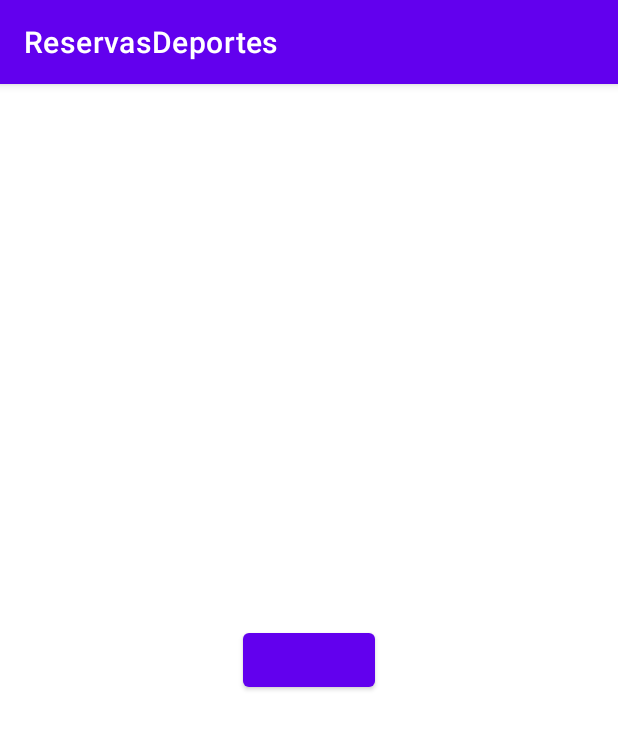
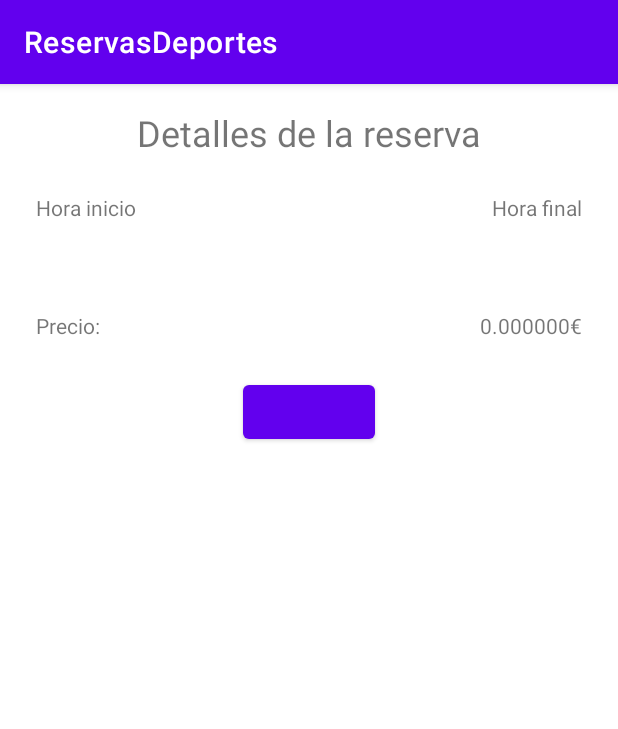
Before and after one commit to IvanAmor98/ReservasDeportes, an Android app: the PaypalActivity screen opened directly, with no data from a screen before it, on a phone screen of 412 x 824 dp. Shown: the top 729 px of the screen. Run offline under Robolectric (Android 15) with nearby library versions, the phone set to English and light mode, and no system bars; our stand-ins replace Volley; libraries missing offline, so code that uses them is left out: com.paypal.checkout; plain views replace PayPalButton; 7 statements that could not run were skipped.

Commit message:
Fixed paypal payment

```diff
--- a/app/src/main/java/com/example/reservasdeportes/App.java
+++ b/app/src/main/java/com/example/reservasdeportes/App.java
@@ -9,7 +9,6 @@ import androidx.annotation.RequiresApi;
 import com.paypal.checkout.PayPalCheckout;
 import com.paypal.checkout.config.CheckoutConfig;
 import com.paypal.checkout.config.Environment;
-import com.paypal.checkout.config.SettingsConfig;
 import com.paypal.checkout.createorder.CurrencyCode;
 import com.paypal.checkout.createorder.UserAction;
 
--- a/app/src/main/java/com/example/reservasdeportes/ui/booking/BookingActivity.java
+++ b/app/src/main/java/com/example/reservasdeportes/ui/booking/BookingActivity.java
@@ -104,7 +104,7 @@ public class BookingActivity extends AppCompatActivity implements DatePickerDial
             bookingDTO.setDate(selectedDate);
             bookingDTO.setTimeFrom(selectedTime.getTimeFrom());
             bookingDTO.setTimeTo(selectedTime.getTimeTo());
-            bookingDTO.setPayed(false);
+            bookingDTO.setPaid(false);
 
             bookingService.saveAppointment(this, TAG, bookingDTO, new ServerCallback() {
                 @Override
--- a/app/src/main/java/com/example/reservasdeportes/ui/booking/BookingListActivity.java
+++ b/app/src/main/java/com/example/reservasdeportes/ui/booking/BookingListActivity.java
@@ -64,7 +64,7 @@ public class BookingListActivity extends AppCompatActivity {
                                 new int[]{from.get(Calendar.YEAR), from.get(Calendar.MONTH), from.get(Calendar.DAY_OF_MONTH)},
                                 new int[]{from.get(Calendar.HOUR_OF_DAY), from.get(Calendar.MINUTE)},
                                 new int[]{to.get(Calendar.HOUR_OF_DAY), to.get(Calendar.MINUTE)},
-                                object.getBoolean("payed")
+                                object.getBoolean("paid")
                         ));
                     }
                     adapter.notifyDataSetChanged();
--- a/app/src/main/java/com/example/reservasdeportes/ui/booking/BookingListAdapter.java
+++ b/app/src/main/java/com/example/reservasdeportes/ui/booking/BookingListAdapter.java
@@ -76,7 +76,7 @@ public class BookingListAdapter extends ArrayAdapter<BookingDTO> {
                     bookingDTO.getTimeTo()[1])); }
 
             if (btnPay != null) {
-                if (bookingDTO.isPayed()) {
+                if (bookingDTO.isPaid()) {
                     btnPay.setVisibility(View.GONE);
                 } else {
                     btnPay.setOnClickListener(v -> {
--- a/app/src/main/java/com/example/reservasdeportes/ui/paypal/PaypalActivity.java
+++ b/app/src/main/java/com/example/reservasdeportes/ui/paypal/PaypalActivity.java
@@ -6,8 +6,11 @@ import androidx.appcompat.app.AppCompatActivity;
 import android.os.Build;
 import android.os.Bundle;
 import android.util.Log;
+import android.widget.Toast;
 
+import com.example.reservasdeportes.controller.ServerCallback;
 import com.example.reservasdeportes.databinding.PaypalActivityBinding;
+import com.example.reservasdeportes.services.BookingService;
 import com.example.reservasdeportes.ui.booking.BookingDTO;
 import com.paypal.checkout.createorder.CreateOrderActions;
 import com.paypal.checkout.createorder.CurrencyCode;
@@ -20,23 +23,53 @@ import com.paypal.checkout.order.Order;
 import com.paypal.checkout.order.PurchaseUnit;
 import com.paypal.checkout.paymentbutton.PayPalButton;
 
+import org.json.JSONObject;
+
 import java.util.ArrayList;
+import java.util.Calendar;
+import java.util.Locale;
 
-public class PaypalActivity extends AppCompatActivity {
+public class PaypalActivity extends AppCompatActivity implements ServerCallback {
+
+    private final String TAG = PaypalActivity.class.toString();
+    private final float PRICE_FIVE_MINUTES = 0.5F;
+    private BookingDTO bookingDTO;
+    private BookingService bookingService;
 
     @RequiresApi(api = Build.VERSION_CODES.M)
     @Override
     protected void onCreate(Bundle savedInstanceState) {
         super.onCreate(savedInstanceState);
-
-        BookingDTO bookingDTO = getIntent().getParcelableExtra("bookingDTO");
-
         PaypalActivityBinding binding = PaypalActivityBinding.inflate(getLayoutInflater());
         setContentView(binding.getRoot());
 
-        PayPalButton paymentButton = binding.payButton;
+        bookingService = new BookingService();
+        bookingDTO = getIntent().getParcelableExtra("bookingDTO");
 
-        paymentButton.setup(
+        binding.detailStart.setText(String.format(Locale.getDefault(), "%d:%d", bookingDTO.getTimeFrom()[0], bookingDTO.getTimeFrom()[1]));
+        binding.detailEnd.setText(String.format(Locale.getDefault(), "%d:%d", bookingDTO.getTimeTo()[0], bookingDTO.getTimeTo()[1]));
+
+        Calendar calendarFrom = Calendar.getInstance();
+        calendarFrom.clear();
+        Calendar calendarTo = Calendar.getInstance();
+        calendarTo.clear();
+
+        calendarFrom.set(Calendar.HOUR_OF_DAY, bookingDTO.getTimeFrom()[0]);
+        calendarFrom.set(Calendar.MINUTE, bookingDTO.getTimeFrom()[1]);
+
+        calendarTo.set(Calendar.HOUR_OF_DAY, bookingDTO.getTimeTo()[0]);
+        calendarTo.set(Calendar.MINUTE, bookingDTO.getTimeTo()[1]);
+
+        int count = 0;
+        while (calendarFrom.compareTo(calendarTo) != 0) {
+            calendarFrom.add(Calendar.MINUTE, 5);
+            count++;
+        }
+        float price = count * PRICE_FIVE_MINUTES;
+
+        binding.detailPrice.setText(String.format(Locale.getDefault(), "%f€", price));
+
+        binding.payButton.setup(
                 createOrderActions -> {
                     ArrayList<PurchaseUnit> purchaseUnits = new ArrayList<>();
                     purchaseUnits.add(
@@ -44,7 +77,7 @@ public class PaypalActivity extends AppCompatActivity {
                                     .amount(
                                             new Amount.Builder()
                                                     .currencyCode(CurrencyCode.EUR)
-                                                    .value("10.00")
+                                                    .value(String.valueOf(price))
                                                     .build()
                                     )
                                     .build()
@@ -60,11 +93,25 @@ public class PaypalActivity extends AppCompatActivity {
                     createOrderActions.create(order, (CreateOrderActions.OnOrderCreated) null);
                 },
                 approval -> approval.getOrderActions().capture(result -> {
-                    Log.i("CaptureOrder", String.format("CaptureOrderResult: %s", result));
+                    bookingService.updatePaidById(this, TAG, bookingDTO.getId(), this);
                 }), null,
                 () -> Log.d("OnCancel", "Buyer cancelled the PayPal experience."),
                 errorInfo -> Log.d("OnError", String.format("Error: %s", errorInfo))
 
         );
+
+
+    }
+
+    @Override
+    public void onSuccess(JSONObject result) {
+        Toast.makeText(PaypalActivity.this, "Pago realizado correctamente", Toast.LENGTH_SHORT).show();
+        finish();
+    }
+
+    @Override
+    public void onError(String error) {
+        Toast.makeText(PaypalActivity.this, "ERROR: " + error, Toast.LENGTH_SHORT).show();
+        bookingService.updatePaidById(this, TAG, bookingDTO.getId(), this);
     }
 }
--- a/app/src/main/res/layout/paypal_activity.xml
+++ b/app/src/main/res/layout/paypal_activity.xml
@@ -10,11 +10,75 @@
         android:id="@+id/payButton"
         android:layout_width="wrap_content"
         android:layout_height="wrap_content"
+        android:layout_marginTop="24dp"
         android:visibility="visible"
-        app:layout_constraintBottom_toBottomOf="parent"
         app:layout_constraintEnd_toEndOf="parent"
         app:layout_constraintStart_toStartOf="parent"
-        app:layout_constraintTop_toTopOf="parent"
+        app:layout_constraintTop_toBottomOf="@+id/detailPriceLabel"
         app:paypal_label="buy_now" />
 
+    <TextView
+        android:id="@+id/bookingDetailLabel"
+        android:layout_width="wrap_content"
+        android:layout_height="wrap_content"
+        android:layout_marginTop="16dp"
+        android:text="Detalles de la reserva"
+        android:textSize="24sp"
+        app:layout_constraintEnd_toEndOf="parent"
+        app:layout_constraintStart_toStartOf="parent"
+        app:layout_constraintTop_toTopOf="parent" />
+
+    <TextView
+        android:id="@+id/startLabel"
+        android:layout_width="wrap_content"
+        android:layout_height="wrap_content"
+        android:layout_marginStart="24dp"
+        android:layout_marginTop="24dp"
+        android:text="Hora inicio"
+        app:layout_constraintStart_toStartOf="parent"
+        app:layout_constraintTop_toBottomOf="@+id/bookingDetailLabel" />
+
+    <TextView
+        android:id="@+id/endLabel"
+        android:layout_width="wrap_content"
+        android:layout_height="wrap_content"
+        android:layout_marginEnd="24dp"
+        android:text="Hora final"
+        app:layout_constraintBottom_toBottomOf="@+id/startLabel"
+        app:layout_constraintEnd_toEndOf="parent"
+        app:layout_constraintTop_toTopOf="@+id/startLabel" />
+
+    <TextView
+        android:id="@+id/detailStart"
+        android:layout_width="wrap_content"
+        android:layout_height="wrap_content"
+        android:layout_marginTop="16dp"
+        app:layout_constraintStart_toStartOf="@+id/startLabel"
+        app:layout_constraintTop_toBottomOf="@+id/startLabel" />
+
+    <TextView
+        android:id="@+id/detailEnd"
+        android:layout_width="wrap_content"
+        android:layout_height="wrap_content"
+        android:layout_marginTop="16dp"
+        app:layout_constraintEnd_toEndOf="@+id/endLabel"
+        app:layout_constraintTop_toBottomOf="@+id/endLabel" />
+
+    <TextView
+        android:id="@+id/detailPriceLabel"
+        android:layout_width="wrap_content"
+        android:layout_height="wrap_content"
+        android:layout_marginTop="24dp"
+        android:text="Precio: "
+        app:layout_constraintStart_toStartOf="@+id/detailStart"
+        app:layout_constraintTop_toBottomOf="@+id/detailStart" />
+
+    <TextView
+        android:id="@+id/detailPrice"
+        android:layout_width="wrap_content"
+        android:layout_height="wrap_content"
+        app:layout_constraintBottom_toBottomOf="@+id/detailPriceLabel"
+        app:layout_constraintEnd_toEndOf="@+id/detailEnd"
+        app:layout_constraintTop_toTopOf="@+id/detailPriceLabel" />
+
 </androidx.constraintlayout.widget.ConstraintLayout>
```
Also changed, not shown: app/src/main/AndroidManifest.xml (+11 -9 lines), app/src/main/java/com/example/reservasdeportes/services/BookingService.java (+49 -1 lines), app/src/main/java/com/example/reservasdeportes/ui/MapsFragment.java (+27 -15 lines), app/src/main/java/com/example/reservasdeportes/ui/booking/BookingDTO.java (+7 -7 lines).
